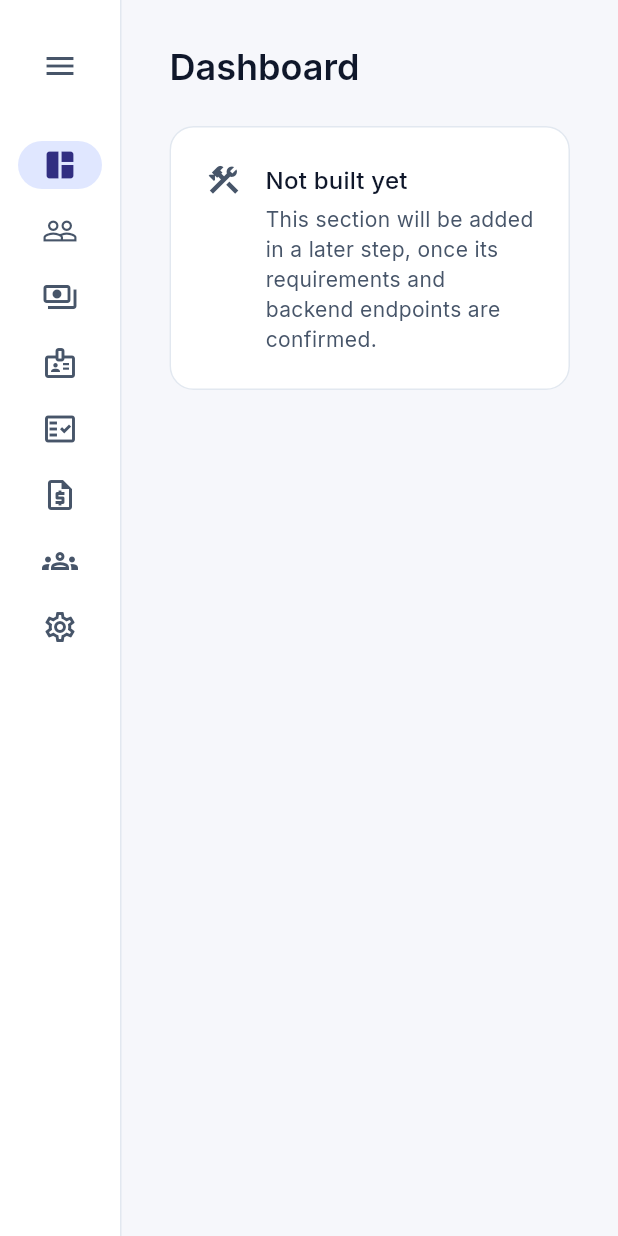
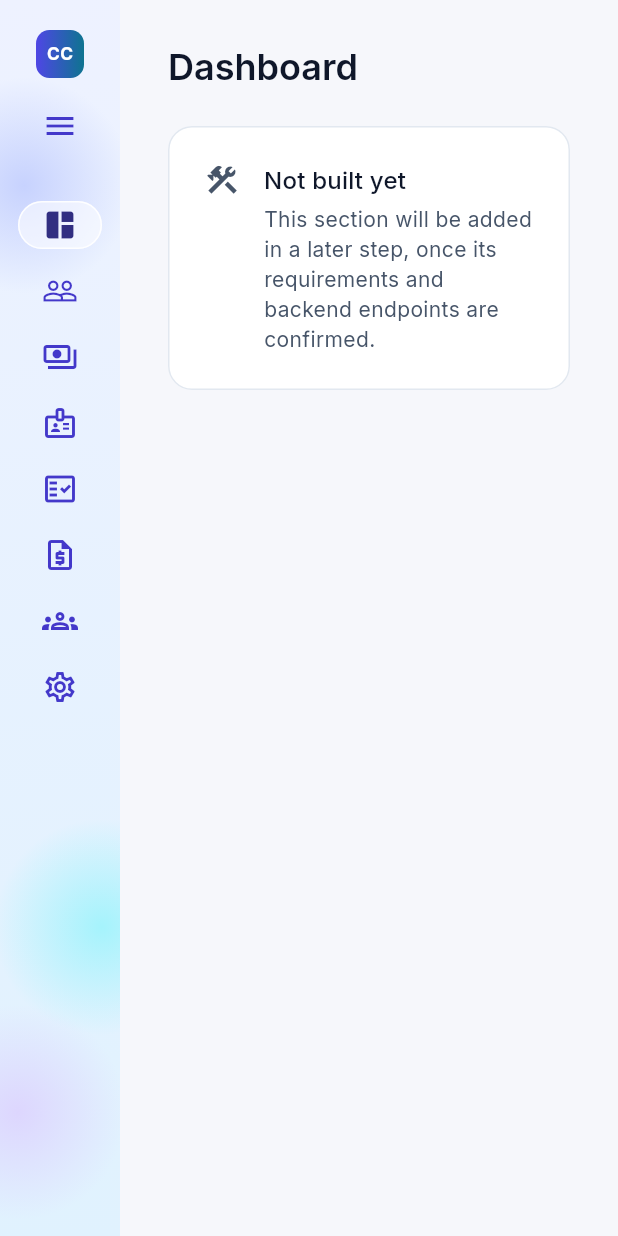
Before and after one commit to Benney-Walker/cash_client_desktop, a Flutter app: the screen it shows after launch, scrolled down 576 dp, after a tap on the "menu open" icon, on a phone screen of 412 x 824 dp. Run offline on Flutter 3.47's test engine with Material 3 defaults, Android fonts, the phone set to English and light mode, and no system bars; our stand-ins replace package_info_plus, shared_preferences.

Commit message:
Move the sidebar onto the gradient panel and restyle Settings
- Sidebar (option D3, every screen): sits on the light gradient panel with
  its glows, the selected item is a glass pill, and the header shows the
  "CC" tile beside the app name. No divider line; the gradient edge
  separates it from the page.
- Settings (option S3): the page has soft gradient glows and the cards are
  frosted glass with a gradient icon tile beside each title.
- GradientSwitch: switches show the button gradient when on (owner
  decision), built on Flutter's Switch so focus, keyboard and screen
  readers still work. The remember-sidebar row uses it.
- GradientBackdrop and PageGlows are shared by the sidebar, sign-in screen
  and Settings; glass card colours added to the palette.
- Dashboard body unchanged: its layout is chosen (D3) but its contents
  aren't decided yet.
- Tests: sidebar theme, glass-card contrast over the glows, the switch,
  and the Settings changes.

Tests not run here (Flutter SDK unavailable); see README.

Co-Authored-By: Claude Opus 5.5 <noreply@anthropic.com>
Claude-Session: https://claude.ai/code/session_014iXCZzUBz5UrNr7yS5shmv

```diff
--- /dev/null
+++ b/lib/common/gradient_backdrop.dart
@@ -0,0 +1,83 @@
+import 'package:flutter/material.dart';
+
+import '../theme/app_gradients.dart';
+
+/// The light gradient panel background: a pale wash with soft coloured
+/// glows. Used behind the sidebar and the sign-in panel.
+///
+/// [child] is laid out with the backdrop's own constraints and drawn on top.
+class GradientBackdrop extends StatelessWidget {
+  const GradientBackdrop({super.key, required this.child});
+
+  final Widget child;
+
+  // Where the glows sit; matched to the theme's glow colours by index.
+  static const _glowCentres = [
+    Alignment(-0.6, -0.7),
+    Alignment(0.7, 0.5),
+    Alignment(-0.7, 0.8),
+  ];
+
+  @override
+  Widget build(BuildContext context) {
+    final gradients = AppGradients.of(context);
+
+    return DecoratedBox(
+      decoration: BoxDecoration(gradient: gradients.panel),
+      child: Stack(
+        fit: StackFit.passthrough,
+        children: [
+          for (var i = 0; i < gradients.panelGlows.length; i++)
+            Positioned.fill(
+              child: DecoratedBox(
+                decoration: BoxDecoration(
+                  gradient: RadialGradient(
+                    center: _glowCentres[i % _glowCentres.length],
+                    radius: 0.9,
+                    colors: [
+                      gradients.panelGlows[i],
+                      gradients.panelGlows[i].withValues(alpha: 0),
+                    ],
+                  ),
+                ),
+              ),
+            ),
+          child,
+        ],
+      ),
+    );
+  }
+}
+
+/// Faint coloured spots over the page colour, behind ordinary content such
+/// as the sign-in form and Settings.
+class PageGlows extends StatelessWidget {
+  const PageGlows({super.key});
+
+  static const _centres = [Alignment(0.7, -0.8), Alignment(0.2, 0.9)];
+
+  @override
+  Widget build(BuildContext context) {
+    final glows = AppGradients.of(context).pageGlows;
+
+    return ColoredBox(
+      color: Theme.of(context).colorScheme.surface,
+      child: Stack(
+        children: [
+          for (var i = 0; i < glows.length; i++)
+            Positioned.fill(
+              child: DecoratedBox(
+                decoration: BoxDecoration(
+                  gradient: RadialGradient(
+                    center: _centres[i % _centres.length],
+                    radius: 0.8,
+                    colors: [glows[i], glows[i].withValues(alpha: 0)],
+                  ),
+                ),
+              ),
+            ),
+        ],
+      ),
+    );
+  }
+}
--- a/lib/shell/app_shell.dart
+++ b/lib/shell/app_shell.dart
@@ -1,14 +1,17 @@
 import 'package:flutter/material.dart';
 
+import '../common/brand_mark.dart';
+import '../common/gradient_backdrop.dart';
 import '../settings/app_info.dart';
 import '../settings/settings_screen.dart';
 import '../settings/theme_controller.dart';
+import '../theme/app_gradients.dart';
 import 'app_section.dart';
 import 'section_page.dart';
 import 'sidebar_controller.dart';
 
-/// The main window layout: a collapsible sidebar on the left and the selected
-/// section's page beside it.
+/// The main window layout: a collapsible sidebar on the light gradient panel
+/// (option D3) and the selected section's page beside it.
 class AppShell extends StatefulWidget {
   const AppShell({
     super.key,
@@ -43,12 +46,15 @@ class _AppShellState extends State<AppShell> {
       body: Row(
         crossAxisAlignment: CrossAxisAlignment.stretch,
         children: [
-          NavigationRail(
+          // The gradient's own edge separates the sidebar from the page, so
+          // there's no divider line.
+          GradientBackdrop(
+            child: NavigationRail(
               key: const Key('shell.sidebar'),
               extended: expanded,
               minExtendedWidth: _expandedWidth,
-            // Labels show beside the icons when expanded. Collapsed, the rail
-            // is icons only and each icon has a tooltip instead.
+              // Labels show beside the icons when expanded. Collapsed, the
+              // rail is icons only and each icon has a tooltip instead.
               labelType: NavigationRailLabelType.none,
               leading: _SidebarHeader(
                 expanded: expanded,
@@ -61,13 +67,16 @@ class _AppShellState extends State<AppShell> {
                 for (final section in AppSection.values)
                   NavigationRailDestination(
                     icon: _railIcon(section.icon, section.label, expanded),
-                  selectedIcon:
-                      _railIcon(section.selectedIcon, section.label, expanded),
+                    selectedIcon: _railIcon(
+                      section.selectedIcon,
+                      section.label,
+                      expanded,
+                    ),
                     label: Text(section.label),
                   ),
               ],
             ),
-          const VerticalDivider(width: 1, thickness: 1),
+          ),
           Expanded(child: _page(_section)),
         ],
       ),
@@ -90,7 +99,8 @@ class _AppShellState extends State<AppShell> {
       };
 }
 
-/// The app name and the collapse/expand button at the top of the sidebar.
+/// The "CC" tile, the app name and the collapse/expand button at the top of
+/// the sidebar.
 class _SidebarHeader extends StatelessWidget {
   const _SidebarHeader({required this.expanded, required this.onToggle});
 
@@ -99,12 +109,13 @@ class _SidebarHeader extends StatelessWidget {
 
   @override
   Widget build(BuildContext context) {
-    final scheme = Theme.of(context).colorScheme;
+    final gradients = AppGradients.of(context);
     final textTheme = Theme.of(context).textTheme;
 
     final toggle = IconButton(
       key: const Key('shell.toggleSidebar'),
       tooltip: expanded ? 'Collapse sidebar' : 'Expand sidebar',
+      color: gradients.panelTextSecondary,
       onPressed: onToggle,
       icon: Icon(expanded ? Icons.menu_open : Icons.menu),
     );
@@ -112,18 +123,26 @@ class _SidebarHeader extends StatelessWidget {
     if (!expanded) {
       return Padding(
         padding: const EdgeInsets.symmetric(vertical: 12),
-        child: toggle,
+        child: Column(
+          children: [
+            const BrandMark(size: 32),
+            const SizedBox(height: 8),
+            toggle,
+          ],
+        ),
       );
     }
 
     // The rail centres its leading widget, so the header is given the full
     // expanded width to keep the name on the left with the toggle at the end.
     return Padding(
-      padding: const EdgeInsets.fromLTRB(20, 12, 8, 12),
+      padding: const EdgeInsets.fromLTRB(16, 12, 8, 12),
       child: SizedBox(
-        width: _AppShellState._expandedWidth - 28,
+        width: _AppShellState._expandedWidth - 24,
         child: Row(
           children: [
+            const BrandMark(size: 32),
+            const SizedBox(width: 10),
             Expanded(
               child: Text(
                 'Cash Client',
@@ -131,7 +150,7 @@ class _SidebarHeader extends StatelessWidget {
                 overflow: TextOverflow.fade,
                 softWrap: false,
                 style: textTheme.titleMedium?.copyWith(
-                  color: scheme.primary,
+                  color: gradients.panelText,
                   fontWeight: FontWeight.w700,
                 ),
               ),
--- a/lib/theme/app_colors.dart
+++ b/lib/theme/app_colors.dart
@@ -118,6 +118,9 @@ abstract final class AppColors {
   ];
   static const lightGlassFill = Color(0x8CFFFFFF);
   static const lightGlassBorder = Color(0xE6FFFFFF);
+  // Frosted cards over the page glows (Settings): white at 72%, border at 95%.
+  static const lightGlassCard = Color(0xB8FFFFFF);
+  static const lightGlassCardBorder = Color(0xF2FFFFFF);
 
   // Dark mode. Deep navy to teal, with translucent glows.
   static const darkPanelStops = [
@@ -144,4 +147,7 @@ abstract final class AppColors {
   ];
   static const darkGlassFill = Color(0x1AFFFFFF);
   static const darkGlassBorder = Color(0x47FFFFFF);
+  // The dark card colour at 75%, with a faint white border.
+  static const darkGlassCard = Color(0xBF141A2A);
+  static const darkGlassCardBorder = Color(0x38FFFFFF);
 }
--- a/lib/theme/app_gradients.dart
+++ b/lib/theme/app_gradients.dart
@@ -2,8 +2,9 @@ import 'package:flutter/material.dart';
 
 import 'app_colors.dart';
 
-/// The lighter gradients: the sign-in panel, its illustration and glass
-/// labels, the soft page glows, and the gradient primary button.
+/// The lighter gradients: the sidebar and sign-in panel, the illustration
+/// and glass labels, the soft page glows with frosted cards, and the
+/// gradient used for primary buttons, switches and icon tiles.
 ///
 /// Read it with `AppGradients.of(context)`. Light and dark instances are
 /// registered on the matching [ThemeData].
@@ -19,6 +20,8 @@ class AppGradients extends ThemeExtension<AppGradients> {
     required this.illustration,
     required this.glassFill,
     required this.glassBorder,
+    required this.glassCard,
+    required this.glassCardBorder,
     required this.pageGlows,
   });
 
@@ -41,7 +44,11 @@ class AppGradients extends ThemeExtension<AppGradients> {
   final Color glassFill;
   final Color glassBorder;
 
-  /// Faint radial spots behind the sign-in form.
+  /// Frosted cards laid over [pageGlows], such as the Settings cards.
+  final Color glassCard;
+  final Color glassCardBorder;
+
+  /// Faint radial spots behind the sign-in form and Settings.
   final List<Color> pageGlows;
 
   static const light = AppGradients(
@@ -66,6 +73,8 @@ class AppGradients extends ThemeExtension<AppGradients> {
     ),
     glassFill: AppColors.lightGlassFill,
     glassBorder: AppColors.lightGlassBorder,
+    glassCard: AppColors.lightGlassCard,
+    glassCardBorder: AppColors.lightGlassCardBorder,
     pageGlows: AppColors.lightPageGlows,
   );
 
@@ -91,6 +100,8 @@ class AppGradients extends ThemeExtension<AppGradients> {
     ),
     glassFill: AppColors.darkGlassFill,
     glassBorder: AppColors.darkGlassBorder,
+    glassCard: AppColors.darkGlassCard,
+    glassCardBorder: AppColors.darkGlassCardBorder,
     pageGlows: AppColors.darkPageGlows,
   );
 
@@ -108,6 +119,8 @@ class AppGradients extends ThemeExtension<AppGradients> {
     LinearGradient? illustration,
     Color? glassFill,
     Color? glassBorder,
+    Color? glassCard,
+    Color? glassCardBorder,
     List<Color>? pageGlows,
   }) {
     return AppGradients(
@@ -120,6 +133,8 @@ class AppGradients extends ThemeExtension<AppGradients> {
       illustration: illustration ?? this.illustration,
       glassFill: glassFill ?? this.glassFill,
       glassBorder: glassBorder ?? this.glassBorder,
+      glassCard: glassCard ?? this.glassCard,
+      glassCardBorder: glassCardBorder ?? this.glassCardBorder,
       pageGlows: pageGlows ?? this.pageGlows,
     );
   }
@@ -140,6 +155,8 @@ class AppGradients extends ThemeExtension<AppGradients> {
       illustration: _lerpGradient(illustration, other.illustration, t),
       glassFill: Color.lerp(glassFill, other.glassFill, t)!,
       glassBorder: Color.lerp(glassBorder, other.glassBorder, t)!,
+      glassCard: Color.lerp(glassCard, other.glassCard, t)!,
+      glassCardBorder: Color.lerp(glassCardBorder, other.glassCardBorder, t)!,
       pageGlows: _lerpColors(pageGlows, other.pageGlows, t),
     );
   }
--- a/lib/theme/app_theme.dart
+++ b/lib/theme/app_theme.dart
@@ -175,22 +175,26 @@ abstract final class AppTheme {
           minimumSize: WidgetStatePropertyAll(Size(0, minTouchTarget)),
         ),
       ),
-      // The sidebar sits on the card colour so it reads as a separate panel
-      // from the page. Every pairing below is covered by the contrast tests:
-      // primary and secondary text on a card, and the primary container.
+      // The sidebar sits on the light gradient panel (option D3). The selected
+      // item is a glass pill. Every pairing below is covered by the contrast
+      // tests in app_gradients_test.dart.
       navigationRailTheme: NavigationRailThemeData(
-        backgroundColor: scheme.surfaceContainerLow,
-        indicatorColor: scheme.primaryContainer,
-        selectedIconTheme: IconThemeData(color: scheme.onPrimaryContainer),
-        unselectedIconTheme: IconThemeData(color: scheme.onSurfaceVariant),
+        backgroundColor: Colors.transparent,
+        indicatorColor: gradients.glassFill,
+        indicatorShape: StadiumBorder(
+          side: BorderSide(color: gradients.glassBorder),
+        ),
+        selectedIconTheme: IconThemeData(color: gradients.panelText),
+        unselectedIconTheme:
+            IconThemeData(color: gradients.panelTextSecondary),
         selectedLabelTextStyle: TextStyle(
           fontFamily: fontFamily,
-          color: scheme.primary,
+          color: gradients.panelText,
           fontWeight: FontWeight.w600,
         ),
         unselectedLabelTextStyle: TextStyle(
           fontFamily: fontFamily,
-          color: scheme.onSurfaceVariant,
+          color: gradients.panelTextSecondary,
         ),
       ),
       dividerTheme: DividerThemeData(color: scheme.outlineVariant, space: 1),
```
Also changed, not shown: lib/auth/login_screen.dart (+2 -33 lines), lib/auth/sign_in_panel.dart (+3 -29 lines), lib/common/gradient_icon_tile.dart (added, +30 -0 lines), lib/common/gradient_switch.dart (added, +65 -0 lines), lib/settings/settings_screen.dart (+45 -6 lines), 5 other files. Lines whose indentation alone changed are shown as unchanged.
